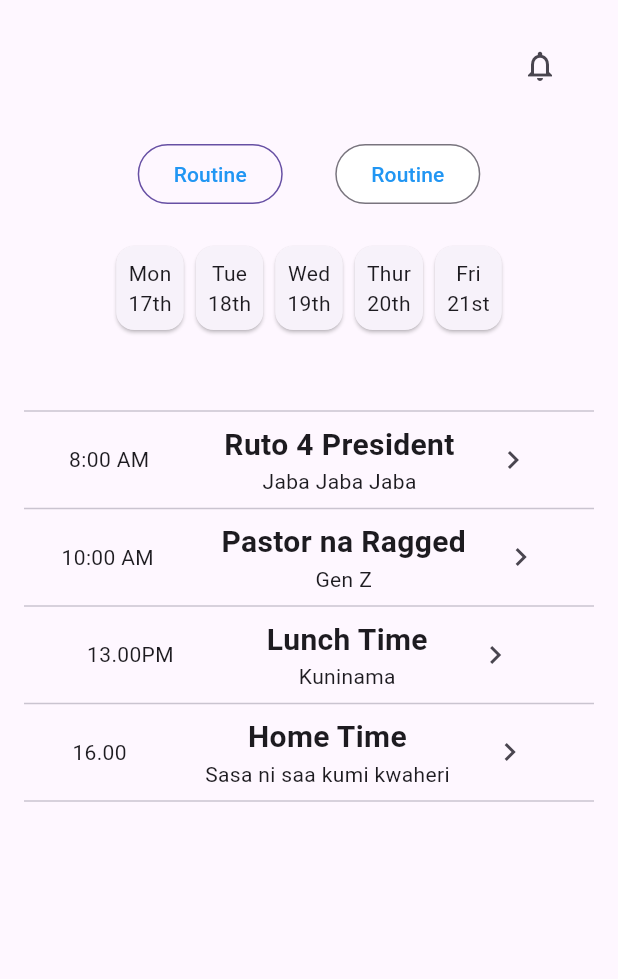
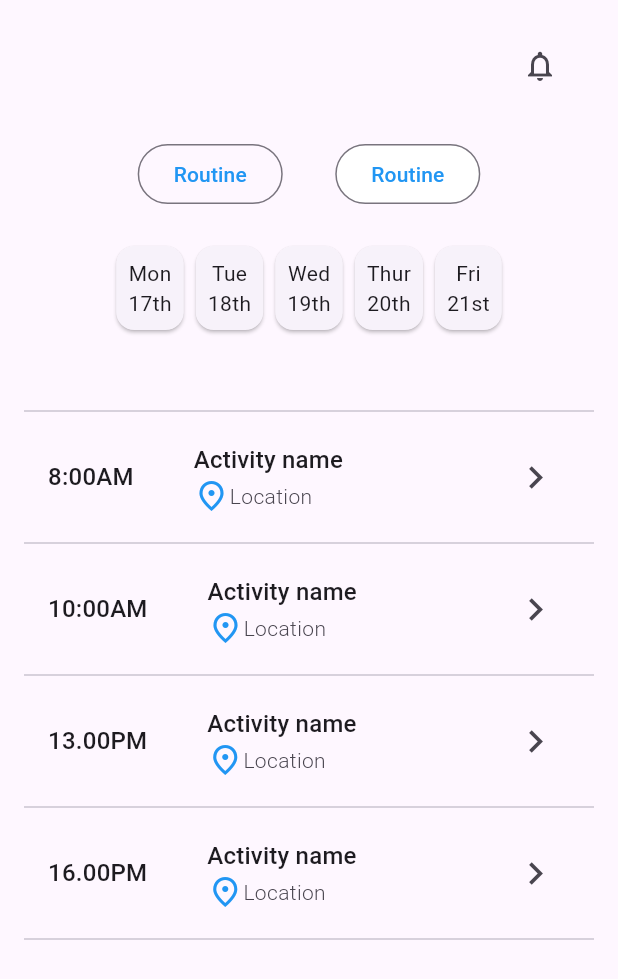
Before and after one commit to dita-daystaruni/orientation_ap, a Flutter app: the Routines screen opened directly, on a phone screen of 412 x 824 dp. Shown: the top 979 px of the screen. Run offline on Flutter 3.47's test engine with Material 3 defaults, Android fonts, the phone set to English and light mode, and no system bars; our stand-ins replace get.

Commit message:
EventsTile done

```diff
--- a/lib/models/events_tile.dart
+++ b/lib/models/events_tile.dart
@@ -14,36 +14,32 @@ class EventsTile extends StatelessWidget {
 
   @override
   Widget build(BuildContext context) {
-    return Row(
-      mainAxisAlignment: MainAxisAlignment.spaceEvenly,
+    return ListTile(
+      leading: Text(
+        time,
+        style: Theme.of(context).textTheme.titleMedium,
+      ),
+      horizontalTitleGap: 40,
+      title: Text(
+        eventtitle,
+        style: Theme.of(context).textTheme.titleMedium,
+      ),
+      subtitle: Row(
         children: [
-        const Divider(),
-        Text(time),
-        const SizedBox(
-          width: 20,
-        ),
-        Column(
-          mainAxisAlignment: MainAxisAlignment.center,
-          children: [
-            Text(
-              eventtitle,
-              style: const TextStyle(fontSize: 20, fontWeight: FontWeight.bold),
+          const Icon(
+            Icons.place_outlined,
+            color: Colors.blue,
           ),
           Text(
             eventdesc,
-              style: const TextStyle(
-                fontStyle: FontStyle.normal,
-              ),
-            ),
+            style: const TextStyle(fontWeight: FontWeight.w300),
+          )
         ],
       ),
-        IconButton(
-          icon: const Icon(Icons.navigate_next),
-          onPressed: () {},
+      trailing: const Icon(
+        Icons.navigate_next,
+        size: 30,
       ),
-        const Divider(),
-      ],
-
     );
   }
 }
--- a/lib/pages/home_page.dart
+++ b/lib/pages/home_page.dart
@@ -1,11 +1,9 @@
 import 'package:flutter/material.dart';
 import 'package:get/get_core/src/get_main.dart';
 import 'package:get/get_navigation/get_navigation.dart';
-import 'package:orientation_app/models/contact_tile.dart';
 import 'package:orientation_app/models/custom_appbar.dart';
 import 'package:orientation_app/models/eventnotification.dart';
 import 'package:orientation_app/models/freshmandashboard.dart';
-import 'package:orientation_app/models/g9dashb.dart';
 
 class HomePage extends StatelessWidget {
   const HomePage({super.key});
--- a/lib/pages/routines.dart
+++ b/lib/pages/routines.dart
@@ -1,5 +1,4 @@
 import 'package:flutter/material.dart';
-import 'package:flutter/widgets.dart';
 import 'package:orientation_app/models/events_tile.dart';
 
 class Routines extends StatelessWidget {
@@ -24,7 +23,6 @@ class Routines extends StatelessWidget {
                 children: [
                   OutlinedButton(
                     onPressed: () {},
-                    autofocus: true,
                     child: const Text(
                       'Routine',
                       style: TextStyle(color: Colors.blue),
@@ -135,26 +133,26 @@ class Routines extends StatelessWidget {
                 ),
                 Divider(),
                 EventsTile(
-                  time: '8:00 AM',
-                  eventtitle: 'Ruto 4 President',
-                  eventdesc: 'Jaba Jaba Jaba',
+                  time: '8:00AM',
+                  eventtitle: 'Activity name',
+                  eventdesc: 'Location',
                 ),
                 Divider(),
                 EventsTile(
-                  time: '10:00 AM',
-                  eventtitle: 'Pastor na Ragged',
-                  eventdesc: 'Gen Z',
+                  time: '10:00AM',
+                  eventtitle: 'Activity name',
+                  eventdesc: 'Location',
                 ),
                 Divider(),
                 EventsTile(
                     time: '13.00PM',
-                    eventtitle: 'Lunch Time',
-                    eventdesc: 'Kuninama'),
+                    eventtitle: 'Activity name',
+                    eventdesc: 'Location'),
                 Divider(),
                 EventsTile(
-                    time: '16.00',
-                    eventtitle: 'Home Time',
-                    eventdesc: 'Sasa ni saa kumi kwaheri'),
+                    time: '16.00PM',
+                    eventtitle: 'Activity name',
+                    eventdesc: 'Location'),
                 Divider(),
               ],
             ),
```
Lines whose indentation alone changed are shown as unchanged.
